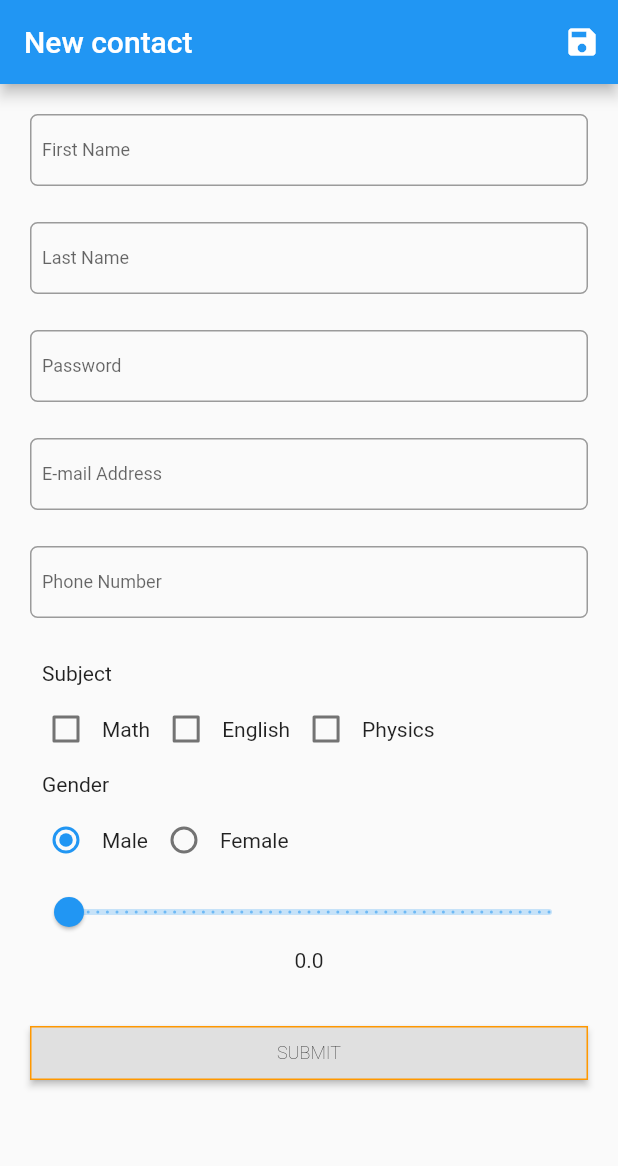
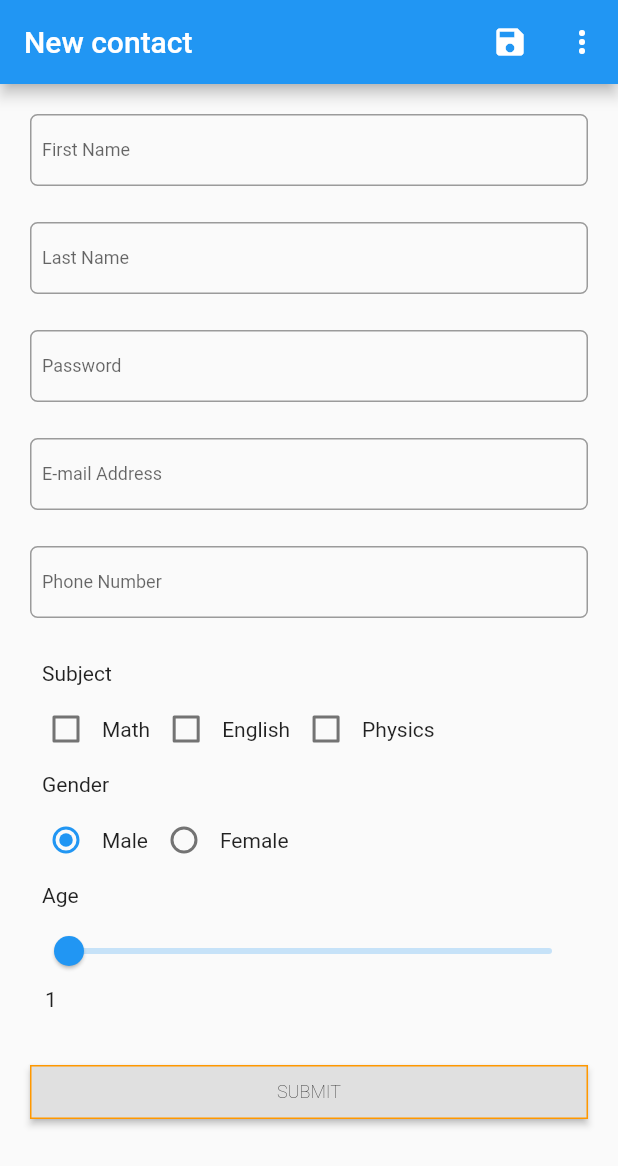
Before and after one commit to sanjaysingh1990/FlutterinAction, a Flutter app: the screen it shows after launch, on a phone screen of 412 x 824 dp. Shown: the top 1166 px of the screen. Run offline on Flutter 3.47's test engine with Material 2 defaults, Android fonts, the phone set to English and light mode, and no system bars.

Commit message:
form list created

```diff
--- a/lib/LoginForm.dart
+++ b/lib/LoginForm.dart
@@ -1,4 +1,6 @@
 import 'package:flutter/material.dart';
+// This is the type used by the popup menu below.
+enum WhyFarther { harder, smarter, selfStarter, tradingCharter }
 
 void main() {
   runApp(new LoginForm());
@@ -32,7 +34,7 @@ class _MyHomePageState extends State<MyHomePage> {
   bool checkboxValuePhy = false;
   bool checkboxValueEng = false;
   double sliderValue = 0.0;
-  int age=0;
+  int age=1;
 
   int _radioValue = 0;
   final _formKey = GlobalKey<FormState>();
@@ -43,7 +45,33 @@ class _MyHomePageState extends State<MyHomePage> {
       appBar: new AppBar(
         title: new Text(widget.title),
         actions: <Widget>[
-          new IconButton(icon: const Icon(Icons.save), onPressed: () {})
+          new IconButton(icon: const Icon(Icons.save), onPressed: () {}),
+          // This menu button widget updates a _selection field (of type WhyFarther,
+          // not shown here).
+          new PopupMenuButton<WhyFarther>(
+            onSelected: (WhyFarther result) { setState(() { //_selection = result;
+            });
+            },
+            itemBuilder: (BuildContext context) => <PopupMenuEntry<WhyFarther>>[
+              const PopupMenuItem<WhyFarther>(
+                value: WhyFarther.harder,
+                child: const Text('Working a lot harder'),
+              ),
+              const PopupMenuItem<WhyFarther>(
+                value: WhyFarther.smarter,
+                child: const Text('Being a lot smarter'),
+              ),
+              const PopupMenuItem<WhyFarther>(
+                value: WhyFarther.selfStarter,
+                child: const Text('Being a self-starter'),
+              ),
+              const PopupMenuItem<WhyFarther>(
+                value: WhyFarther.tradingCharter,
+                child: const Text('Placed in charge of trading charter'),
+              ),
+            ],
+          ),
+
         ],
       ),
       body:
@@ -336,21 +364,48 @@ class _MyHomePageState extends State<MyHomePage> {
 
                     //end here
                     //slider
+
+                    //gender section
+                    Padding(
+                      padding: const EdgeInsets.fromLTRB(8.0, 5.0, 0.0, 5.0),
+                      child: new Row(
+
+                        children: <Widget>[
+                          new Text('Age'),
+                        ],
+                      ),
+                    ),
                     new Slider(
                       value: age.toDouble(),
                       min: 1.0,
-                      max: 50.0,
-                      divisions: 50,
-                      label: '$sliderValue',
+                      max: 100.0,
+                      divisions: 100,
+                      label: '$age',
                       onChanged: (double newValue) {
                         setState(() {
-                          age = newValue.round();
+                          age = newValue.toInt();
+
                         });
                       },
                     ),  //for slider min and max values
-                    new Text("$sliderValue"),
+              Padding(
+                padding: const EdgeInsets.fromLTRB(10.0,0.0,0.0,0.0),
+                child: new Row(
+                  children: <Widget>[
+                      new Text("$age"),
+                                    ]
+                ),
+              ),
+                    //end here
+
+                    //popupmenubuttons
+
+
+
 
                     //end here
+
+
 
                     //space box
                     const SizedBox(height: 30.0),
```
